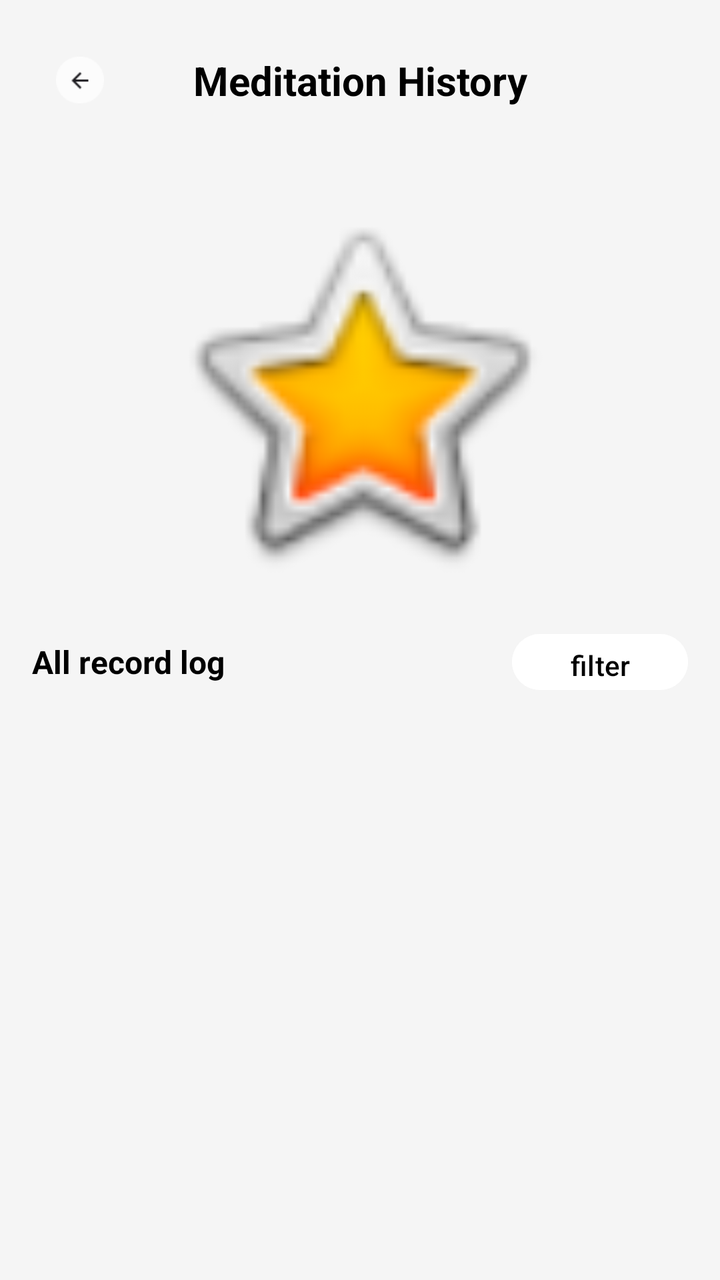
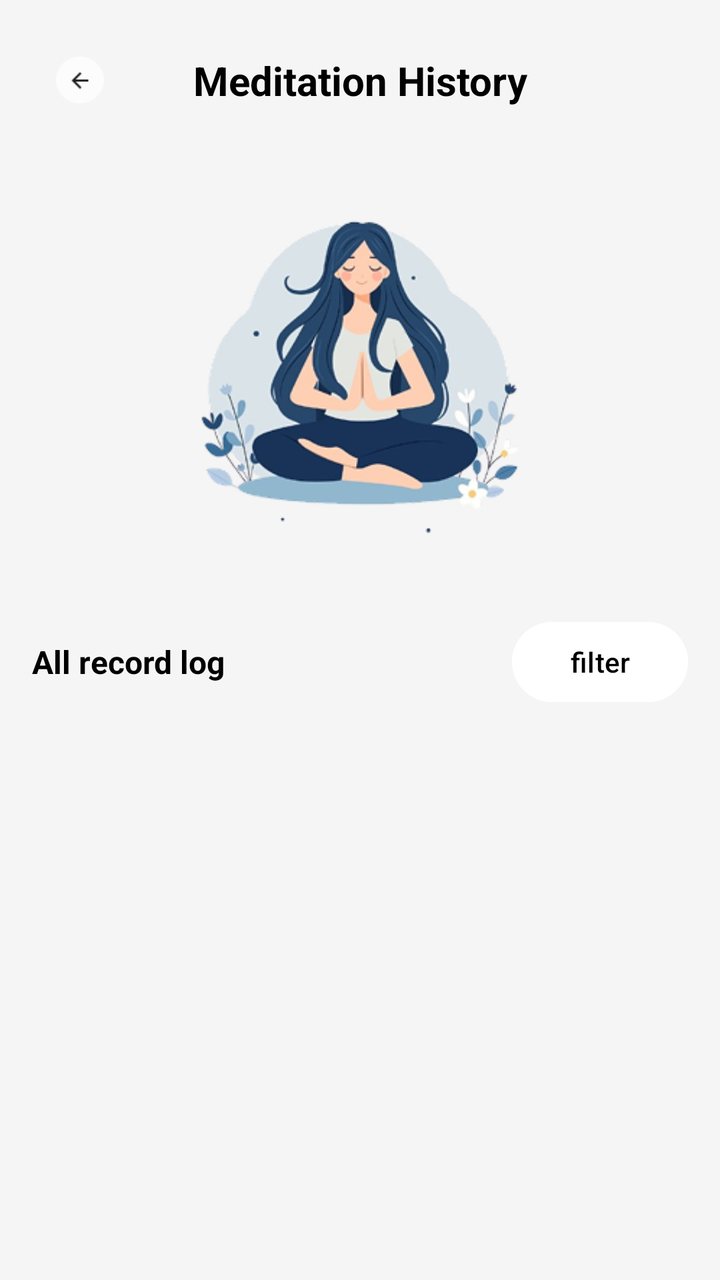

Screens rendered from an Android XML layout before and after an edit, with the pre-edit source and the edit as a unified diff.
<!-- AndroidManifest.xml: application theme Theme.AqualumeApp -->
<!-- res/layout/fragment_meditation_history.xml -->
<?xml version="1.0" encoding="utf-8"?>
<androidx.constraintlayout.widget.ConstraintLayout xmlns:android="http://schemas.android.com/apk/res/android"
    xmlns:app="http://schemas.android.com/apk/res-auto"
    xmlns:tools="http://schemas.android.com/tools"
    android:layout_width="match_parent"
    android:layout_height="match_parent"
    android:background="#F5F5F5">

    
    <ImageView
        android:id="@+id/ivBack"
        android:layout_width="48dp"
        android:layout_height="48dp"
        android:layout_margin="16dp"
        android:padding="12dp"
        android:src="@drawable/ic_back"
        android:contentDescription="Back button"
        app:layout_constraintStart_toStartOf="parent"
        app:layout_constraintTop_toTopOf="parent" />

    <TextView
        android:id="@+id/tvTitle"
        android:layout_width="wrap_content"
        android:layout_height="wrap_content"
        android:text="Meditation History"
        android:textColor="#000000"
        android:textSize="20sp"
        android:textStyle="bold"
        app:layout_constraintBottom_toBottomOf="@id/ivBack"
        app:layout_constraintEnd_toEndOf="parent"
        app:layout_constraintStart_toStartOf="parent"
        app:layout_constraintTop_toTopOf="@id/ivBack" />

    
    <ImageView
        android:id="@+id/ivMeditationIllustration"
        android:layout_width="200dp"
        android:layout_height="200dp"
        android:layout_marginTop="32dp"
        android:contentDescription="Meditation illustration"
        android:src="@android:drawable/btn_star_big_on"
        app:layout_constraintEnd_toEndOf="parent"
        app:layout_constraintStart_toStartOf="parent"
        app:layout_constraintTop_toBottomOf="@id/ivBack" />

    
    <TextView
        android:id="@+id/tvAllRecordLog"
        android:layout_width="wrap_content"
        android:layout_height="wrap_content"
        android:layout_marginStart="16dp"
        android:layout_marginTop="24dp"
        android:text="All record log"
        android:textColor="#000000"
        android:textSize="16sp"
        android:textStyle="bold"
        app:layout_constraintStart_toStartOf="parent"
        app:layout_constraintTop_toBottomOf="@id/ivMeditationIllustration" />

    
    <Button
        android:id="@+id/btnFilter"
        android:layout_width="wrap_content"
        android:layout_height="36dp"
        android:layout_marginEnd="16dp"
        android:backgroundTint="#FFFFFF"
        android:drawableStart="@android:drawable/ic_menu_sort_by_size"
        android:drawablePadding="4dp"
        android:paddingStart="12dp"
        android:paddingEnd="12dp"
        android:text="filter"
        android:textAllCaps="false"
        android:textColor="#000000"
        android:textSize="14sp"
        app:layout_constraintBottom_toBottomOf="@id/tvAllRecordLog"
        app:layout_constraintEnd_toEndOf="parent"
        app:layout_constraintTop_toTopOf="@id/tvAllRecordLog" />

    
    <androidx.recyclerview.widget.RecyclerView
        android:id="@+id/rvMeditationLogs"
        android:layout_width="0dp"
        android:layout_height="0dp"
        android:layout_marginTop="16dp"
        android:clipToPadding="false"
        android:paddingBottom="80dp"
        app:layoutManager="androidx.recyclerview.widget.LinearLayoutManager"
        app:layout_constraintBottom_toBottomOf="parent"
        app:layout_constraintEnd_toEndOf="parent"
        app:layout_constraintStart_toStartOf="parent"
        app:layout_constraintTop_toBottomOf="@id/tvAllRecordLog"
        tools:listitem="@android:layout/simple_list_item_1" />

</androidx.constraintlayout.widget.ConstraintLayout>
<!-- resources referenced by this layout -->
<resources>
  <!-- drawable ic_back: png bitmap (drawable, 941 bytes) -->
  <style name="Theme.AqualumeApp" parent="Base.Theme.AqualumeApp" />
  <style name="Base.Theme.AqualumeApp" parent="Theme.Material3.DayNight.NoActionBar">
          
          
      </style>
</resources>

<!-- the commit's change to res/layout/fragment_meditation_history.xml (unified diff, before → after) -->
@@ -14,7 +14,7 @@
         android:layout_margin="16dp"
         android:padding="12dp"
         android:src="@drawable/ic_back"
-        android:contentDescription="Back button"
+        android:contentDescription="@string/back_button"
         app:layout_constraintStart_toStartOf="parent"
         app:layout_constraintTop_toTopOf="parent" />
 
@@ -22,7 +22,8 @@
         android:id="@+id/tvTitle"
         android:layout_width="wrap_content"
         android:layout_height="wrap_content"
-        android:text="Meditation History"
+        android:fontFamily="sans-serif"
+        android:text="@string/meditation_historyy"
         android:textColor="#000000"
         android:textSize="20sp"
         android:textStyle="bold"
@@ -37,8 +38,8 @@
         android:layout_width="200dp"
         android:layout_height="200dp"
         android:layout_marginTop="32dp"
-        android:contentDescription="Meditation illustration"
-        android:src="@android:drawable/btn_star_big_on"
+        android:contentDescription="@string/meditation_illustration"
+        android:src="@drawable/meditation_history"
         app:layout_constraintEnd_toEndOf="parent"
         app:layout_constraintStart_toStartOf="parent"
         app:layout_constraintTop_toBottomOf="@id/ivBack" />
@@ -61,14 +62,14 @@
     <Button
         android:id="@+id/btnFilter"
         android:layout_width="wrap_content"
-        android:layout_height="36dp"
+        android:layout_height="48dp"
         android:layout_marginEnd="16dp"
         android:backgroundTint="#FFFFFF"
-        android:drawableStart="@android:drawable/ic_menu_sort_by_size"
+        android:drawableStart="@drawable/ic_calendar"
         android:drawablePadding="4dp"
         android:paddingStart="12dp"
         android:paddingEnd="12dp"
-        android:text="filter"
+        android:text="@string/filterrrr"
         android:textAllCaps="false"
         android:textColor="#000000"
         android:textSize="14sp"
<!-- resource entries referenced after the edit -->
@@ -1,6 +1,25 @@
 <!-- resources referenced by this layout -->
 <resources>
   <!-- drawable ic_back: png bitmap (drawable, 941 bytes) -->
+  <!-- drawable ic_calendar (drawable) -->
+  <vector xmlns:android="http://schemas.android.com/apk/res/android"
+      android:width="39dp"
+      android:height="39dp"
+      android:viewportWidth="39"
+      android:viewportHeight="39">
+    <path
+        android:pathData="M26,3.25V9.75M13,3.25V9.75M4.875,16.25H34.125M8.125,6.5H30.875C32.67,6.5 34.125,7.955 34.125,9.75V32.5C34.125,34.295 32.67,35.75 30.875,35.75H8.125C6.33,35.75 4.875,34.295 4.875,32.5V9.75C4.875,7.955 6.33,6.5 8.125,6.5Z"
+        android:strokeLineJoin="round"
+        android:strokeWidth="2.5"
+        android:fillColor="#00000000"
+        android:strokeColor="#1E1E1E"
+        android:strokeLineCap="round"/>
+  </vector>
+  <!-- drawable meditation_history: png bitmap (drawable, 64941 bytes) -->
+  <string name="back_button">Back button</string>
+  <string name="filterrrr">filter</string>
+  <string name="meditation_historyy">Meditation History</string>
+  <string name="meditation_illustration">Meditation illustration</string>
   <style name="Theme.AqualumeApp" parent="Base.Theme.AqualumeApp" />
   <style name="Base.Theme.AqualumeApp" parent="Theme.Material3.DayNight.NoActionBar">
           
